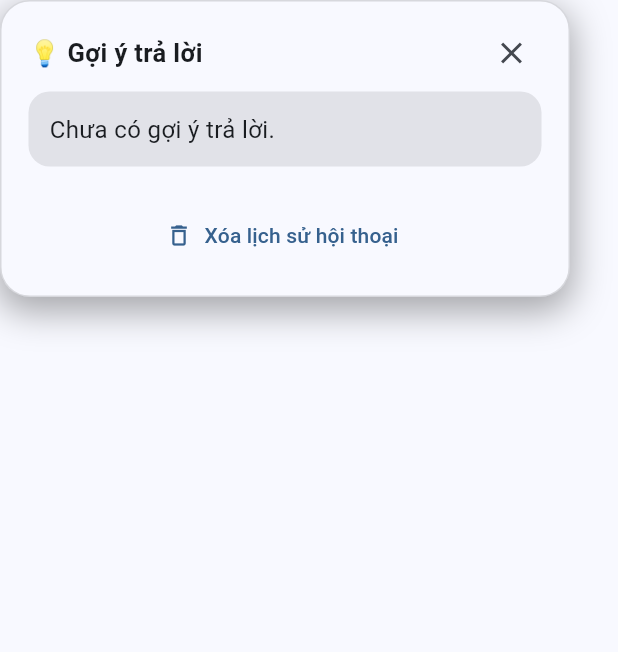
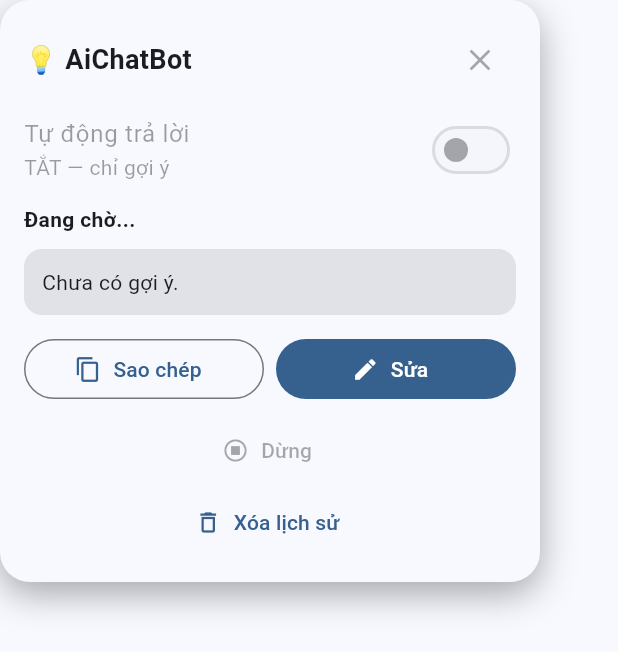
Before and after one commit to hoangnt391/AiChatbot, a Flutter app: the OverlayPage widget shown alone on an empty page, opened directly, on a phone screen of 412 x 824 dp. Shown: the top 652 px of the screen. Run offline on Flutter 3.47's test engine with Material 3 defaults, Android fonts, the phone set to English and light mode, and no system bars; our stand-ins replace shared_preferences; accounts and stored records are empty.

Commit message:
Add automatic mode switch and status UI

```diff
--- a/lib/overlay_page.dart
+++ b/lib/overlay_page.dart
@@ -5,15 +5,21 @@ import 'session_manager.dart';
 class OverlayPage extends StatefulWidget {
   final String suggestion;
   final bool loading;
+  final bool autoMode;
+  final String status;
   final VoidCallback? onClose;
-  final VoidCallback? onEdit;
+  final VoidCallback? onStop;
+  final ValueChanged<bool>? onAutoChanged;
 
   const OverlayPage({
     super.key,
     this.suggestion = '',
     this.loading = false,
+    this.autoMode = false,
+    this.status = 'Đang chờ...',
     this.onClose,
-    this.onEdit,
+    this.onStop,
+    this.onAutoChanged,
   });
 
   @override
@@ -21,83 +27,42 @@ class OverlayPage extends StatefulWidget {
 }
 
 class _OverlayPageState extends State<OverlayPage> {
-  late String _suggestion;
-  late bool _loading;
+  late String suggestion;
 
   @override
   void initState() {
     super.initState();
-    _suggestion = widget.suggestion;
-    _loading = widget.loading;
+    suggestion = widget.suggestion;
   }
 
-  Future<void> _copySuggestion() async {
-    if (_suggestion.trim().isEmpty) return;
-
-    await Clipboard.setData(ClipboardData(text: _suggestion));
-
-    if (!mounted) return;
+  Future<void> _copy() async {
+    if (suggestion.trim().isEmpty) return;
+    await Clipboard.setData(ClipboardData(text: suggestion));
+    if (mounted) {
       ScaffoldMessenger.of(context).showSnackBar(
-      const SnackBar(
-        content: Text('Đã sao chép câu trả lời'),
-        duration: Duration(seconds: 1),
-      ),
+        const SnackBar(content: Text('Đã sao chép')),
       );
     }
-
-  Future<void> _clearHistory() async {
-    await SessionManager().clearHistory();
-
-    if (!mounted) return;
-    ScaffoldMessenger.of(context).showSnackBar(
-      const SnackBar(
-        content: Text('Đã xóa lịch sử hội thoại'),
-        duration: Duration(seconds: 1),
-      ),
-    );
   }
 
-  Future<void> _editSuggestion() async {
-    final controller = TextEditingController(text: _suggestion);
-
+  Future<void> _edit() async {
+    final controller = TextEditingController(text: suggestion);
     final result = await showDialog<String>(
       context: context,
-      builder: (context) {
-        return AlertDialog(
+      builder: (ctx) => AlertDialog(
         title: const Text('Sửa câu trả lời'),
-          content: TextField(
-            controller: controller,
-            autofocus: true,
-            maxLines: 5,
-            decoration: const InputDecoration(
-              hintText: 'Nhập câu trả lời...',
-              border: OutlineInputBorder(),
-            ),
-          ),
+        content: TextField(controller: controller, maxLines: 5, autofocus: true),
         actions: [
-            TextButton(
-              onPressed: () => Navigator.pop(context),
-              child: const Text('Hủy'),
-            ),
+          TextButton(onPressed: () => Navigator.pop(ctx), child: const Text('Hủy')),
           FilledButton(
-              onPressed: () => Navigator.pop(context, controller.text.trim()),
+            onPressed: () => Navigator.pop(ctx, controller.text.trim()),
             child: const Text('Lưu'),
           ),
         ],
+      ),
     );
-      },
-    );
-
     controller.dispose();
-
-    if (result == null || result.isEmpty || !mounted) return;
-
-    setState(() {
-      _suggestion = result;
-      _loading = false;
-    });
-
-    widget.onEdit?.call();
+    if (result != null && result.isNotEmpty) setState(() => suggestion = result);
   }
 
   @override
@@ -105,122 +70,77 @@ class _OverlayPageState extends State<OverlayPage> {
     return Material(
       color: Colors.transparent,
       child: Container(
-        constraints: const BoxConstraints(
-          minWidth: 280,
-          maxWidth: 380,
-          minHeight: 120,
-          maxHeight: 520,
-        ),
+        width: 360,
+        padding: const EdgeInsets.all(16),
         decoration: BoxDecoration(
           color: Theme.of(context).colorScheme.surface,
           borderRadius: BorderRadius.circular(20),
           boxShadow: const [
-            BoxShadow(
-              blurRadius: 20,
-              spreadRadius: 2,
-              offset: Offset(0, 8),
-              color: Color(0x55000000),
+            BoxShadow(blurRadius: 20, offset: Offset(0, 8), color: Color(0x55000000)),
+          ],
         ),
-          ],
-          border: Border.all(
-            color: Color(0x22000000),
+        child: Column(mainAxisSize: MainAxisSize.min, children: [
+          Row(children: [
+            const Expanded(
+              child: Text('💡 AiChatBot',
+                style: TextStyle(fontSize: 18, fontWeight: FontWeight.bold)),
+            ),
+            IconButton(onPressed: widget.onClose, icon: const Icon(Icons.close)),
+          ]),
+          SwitchListTile(
+            contentPadding: EdgeInsets.zero,
+            title: const Text('Tự động trả lời'),
+            subtitle: Text(widget.autoMode ? 'BẬT — tự điền và gửi' : 'TẮT — chỉ gợi ý'),
+            value: widget.autoMode,
+            onChanged: widget.onAutoChanged,
+          ),
+          Align(
+            alignment: Alignment.centerLeft,
+            child: Text(widget.status, style: const TextStyle(fontWeight: FontWeight.w600)),
+          ),
+          const SizedBox(height: 10),
+          Container(
+            width: double.infinity,
+            padding: const EdgeInsets.all(12),
+            decoration: BoxDecoration(
+              borderRadius: BorderRadius.circular(12),
+              color: Theme.of(context).colorScheme.surfaceContainerHighest,
+            ),
+            child: SelectableText(suggestion.isEmpty ? 'Chưa có gợi ý.' : suggestion),
+          ),
+          const SizedBox(height: 12),
+          Row(children: [
+            Expanded(
+              child: OutlinedButton.icon(
+                onPressed: _copy, icon: const Icon(Icons.copy), label: const Text('Sao chép'),
               ),
             ),
-        child: Padding(
-          padding: const EdgeInsets.fromLTRB(18, 14, 18, 16),
-          child: Column(
-            mainAxisSize: MainAxisSize.min,
-            crossAxisAlignment: CrossAxisAlignment.stretch,
-            children: [
-              Row(
-                children: [
-                  const Expanded(
-                    child: Text(
-                      '💡 Gợi ý trả lời',
-                      style: TextStyle(
-                        fontSize: 17,
-                        fontWeight: FontWeight.w700,
+            const SizedBox(width: 8),
+            Expanded(
+              child: FilledButton.icon(
+                onPressed: _edit, icon: const Icon(Icons.edit), label: const Text('Sửa'),
               ),
             ),
+          ]),
+          const SizedBox(height: 6),
+          TextButton.icon(
+            onPressed: widget.onStop,
+            icon: const Icon(Icons.stop_circle_outlined),
+            label: const Text('Dừng'),
           ),
-                  IconButton(
-                    tooltip: 'Đóng',
-                    onPressed: widget.onClose ?? () => Navigator.maybePop(context),
-                    icon: const Icon(Icons.close),
-                    visualDensity: VisualDensity.compact,
+          TextButton.icon(
+            onPressed: () async {
+              await SessionManager().clearHistory();
+              if (context.mounted) {
+                ScaffoldMessenger.of(context).showSnackBar(
+                  const SnackBar(content: Text('Đã xóa lịch sử')),
+                );
+              }
+            },
+            icon: const Icon(Icons.delete_outline),
+            label: const Text('Xóa lịch sử'),
           ),
-                ],
-              ),
-              const SizedBox(height: 6),
-              Flexible(
-                child: _loading
-                    ? const Padding(
-                        padding: EdgeInsets.symmetric(vertical: 28),
-                        child: Column(
-                          mainAxisSize: MainAxisSize.min,
-                          children: [
-                            SizedBox(
-                              width: 28,
-                              height: 28,
-                              child: CircularProgressIndicator(strokeWidth: 3),
-                            ),
-                            SizedBox(height: 12),
-                            Text(
-                              'Đang soạn...',
-                              style: TextStyle(fontSize: 15),
-                            ),
-                          ],
-                        ),
-                      )
-                    : Container(
-                        padding: const EdgeInsets.all(14),
-                        decoration: BoxDecoration(
-                          color: Theme.of(context)
-                              .colorScheme
-                              .surfaceContainerHighest,
-                          borderRadius: BorderRadius.circular(14),
-                        ),
-                        child: SelectableText(
-                          _suggestion.isEmpty
-                              ? 'Chưa có gợi ý trả lời.'
-                              : _suggestion,
-                          style: const TextStyle(
-                            fontSize: 16,
-                            height: 1.4,
-                          ),
-                        ),
-                      ),
-              ),
-              const SizedBox(height: 14),
-              if (!_loading && _suggestion.trim().isNotEmpty)
-                Row(
-                  children: [
-                    Expanded(
-                      child: OutlinedButton.icon(
-                        onPressed: _copySuggestion,
-                        icon: const Icon(Icons.copy, size: 18),
-                        label: const Text('Sao chép'),
-                      ),
-                    ),
-                    const SizedBox(width: 10),
-                    Expanded(
-                      child: FilledButton.icon(
-                        onPressed: _editSuggestion,
-                        icon: const Icon(Icons.edit, size: 18),
-                        label: const Text('Sửa'),
-                      ),
-                    ),
-                  ],
-                ),
-              const SizedBox(height: 8),
-              TextButton.icon(
-                onPressed: _clearHistory,
-                icon: const Icon(Icons.delete_outline, size: 18),
-                label: const Text('Xóa lịch sử hội thoại'),
-              ),
-            ],
-          ),
-        ),
+        ]),
       ),
     );
   }
```
Lines whose indentation alone changed are shown as unchanged.
